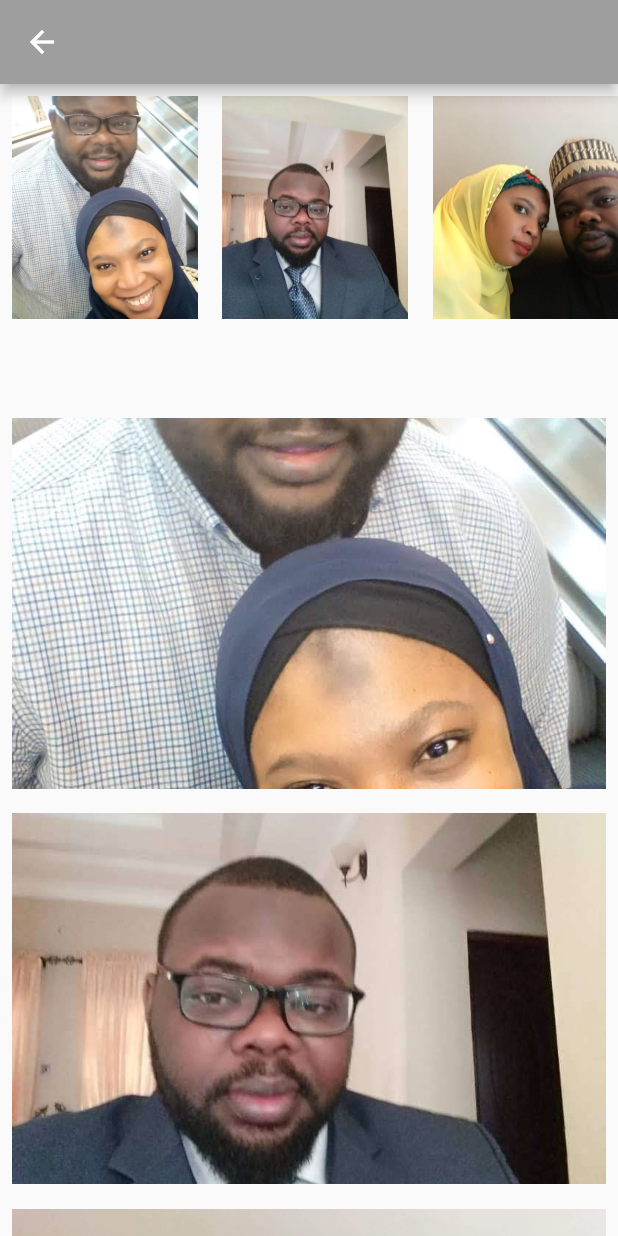
After one commit to AbdulbasitSaid/happy_birthday_ogbada, a Flutter app: the CardListPage screen opened directly, on a phone screen of 412 x 824 dp. The commit adds this screen. Run offline on Flutter 3.47's test engine with Material 2 defaults, Android fonts, the phone set to English and light mode, and no system bars.

Commit message:
edit on card list

```diff
--- a/lib/main.dart
+++ b/lib/main.dart
@@ -1,11 +1,20 @@
 import 'package:flutter/material.dart';
 import 'package:flutter/services.dart';
 import 'package:happy_birthday/pages/home.dart';
+import 'package:provider/provider.dart';
 
+import 'providers/cards.dart';
 import 'utils/screen_util.dart';
 
 void main() {
-  runApp(MyApp());
+  runApp(MultiProvider(
+    providers: [
+      ChangeNotifierProvider(
+        create: (_) => CardsProvider(),
+      )
+    ],
+    child: MyApp(),
+  ));
 }
 
 class MyApp extends StatelessWidget {
--- /dev/null
+++ b/lib/pages/card_list.dart
@@ -0,0 +1,73 @@
+import 'package:flutter/material.dart';
+import 'package:flutter/rendering.dart';
+import 'package:happy_birthday/providers/cards.dart';
+import 'package:happy_birthday/utils/screen_util.dart';
+import 'package:provider/provider.dart';
+
+class CardListPage extends StatefulWidget {
+  CardListPage({Key key}) : super(key: key);
+
+  @override
+  _CardListPageState createState() => _CardListPageState();
+}
+
+class _CardListPageState extends State<CardListPage> {
+  @override
+  Widget build(BuildContext context) {
+    return Scaffold(
+      appBar: AppBar(
+        backgroundColor: Colors.grey,
+      ),
+      body: Consumer<CardsProvider>(
+        builder: (BuildContext context, CardsProvider value, Widget child) {
+          return Container(
+            // height: SizeConfig.h,
+            child: Column(
+              children: <Widget>[
+                Container(
+                  height: SizeConfig.heightMultiplier * 20,
+                  child: ListView.builder(
+                      scrollDirection: Axis.horizontal,
+                      itemCount: value.cards.length,
+                      itemBuilder: (context, index) => Container(
+                            margin: EdgeInsets.all(SizeConfig.sizeMultiplier),
+                            height: SizeConfig.heightMultiplier * 5,
+                            width: SizeConfig.widthMultiplier * 30,
+                            decoration: BoxDecoration(
+                              image: DecorationImage(
+                                  fit: BoxFit.cover,
+                                  image:
+                                      AssetImage(value.cards[index].imageUrl)),
+                            ),
+                          )),
+                ),
+                SizedBox(
+                  height: SizeConfig.heightMultiplier * 6,
+                ),
+                Expanded(
+                  child: Container(
+                    height: SizeConfig.heightMultiplier * 20,
+                    child: ListView.builder(
+                        scrollDirection: Axis.vertical,
+                        itemCount: value.cards.length,
+                        itemBuilder: (context, index) => Container(
+                              margin: EdgeInsets.all(SizeConfig.sizeMultiplier),
+                              height: SizeConfig.heightMultiplier * 30,
+                              width: SizeConfig.widthMultiplier * 30,
+                              decoration: BoxDecoration(
+                                image: DecorationImage(
+                                    fit: BoxFit.cover,
+                                    image: AssetImage(
+                                        value.cards[index].imageUrl)),
+                              ),
+                            )),
+                  ),
+                )
+              ],
+            ),
+          );
+        },
+      ),
+    );
+  }
+}
--- a/lib/pages/home.dart
+++ b/lib/pages/home.dart
@@ -1,5 +1,7 @@
 import 'package:flutter/material.dart';
 import 'package:happy_birthday/utils/screen_util.dart';
+
+import 'card_list.dart';
 
 class HomePage extends StatefulWidget {
   HomePage({Key key}) : super(key: key);
@@ -14,6 +16,8 @@ class _HomePageState extends State<HomePage> {
     return Scaffold(
       body: SafeArea(
         child: GestureDetector(
+          onTap: () => Navigator.push(
+              context, MaterialPageRoute(builder: (_) => CardListPage())),
           child: Stack(
             children: <Widget>[
               Container(
```
